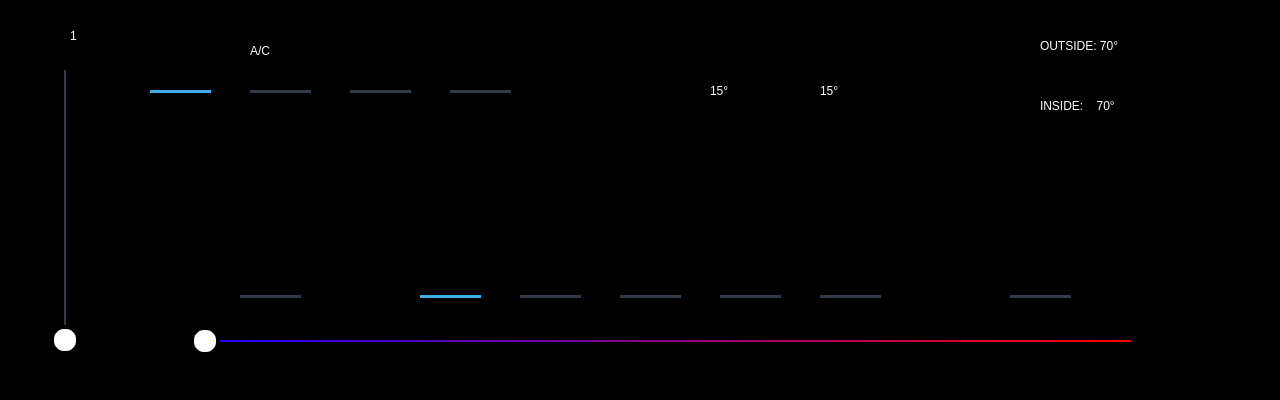
Above: Climate/coolUI.ui from walked22/Stacy before the change. Below: the same form after it.
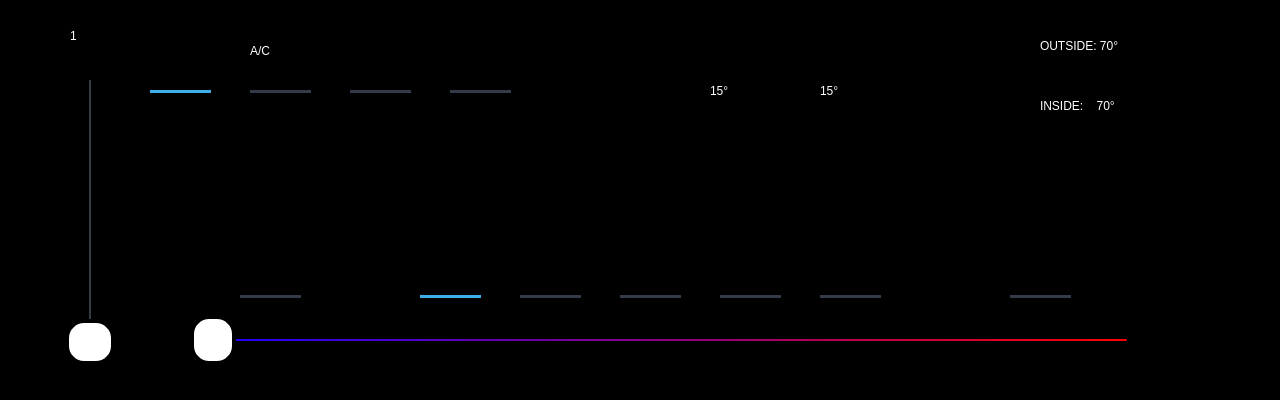
That is the form after the change. Icons and pictures are not drawn.

Commit message: upsized slider handles

Diff of the .ui file:
```diff
--- a/Climate/coolUI.ui
+++ b/Climate/coolUI.ui
@@ -32,9 +32,9 @@
    <widget class="QSlider" name="fanSlider">
     <property name="geometry">
      <rect>
-      <x>30</x>
-      <y>70</y>
-      <width>71</width>
+      <x>40</x>
+      <y>80</y>
+      <width>101</width>
       <height>285</height>
      </rect>
     </property>
@@ -42,27 +42,28 @@
      <string notr="true">QSlider::groove:vertical {
     border-radius: 1px;
     width: 2px;
-    margin: 20px;
+    margin: 24px;
     background-color: rgb(52, 59, 72);
 }
 
 QSlider::handle:vertical {
     background-color: rgb(255, 255, 255);
     border: 4px solid black;
-    height: 22px;
-    width: 22px;
-    margin: -20px -14px;
-    border-radius: 14px;
+    height: 38px;
+    width: 20px;
+    margin: -24px -24px;
+    border-radius: 19px;
+
 }
 QSlider::sub-page:vertical {
     width: 2px;
-    margin: 0px 20px; 
+    margin: 0px 24px; 
     background-color: rgb(52, 59, 72);
 }
 QSlider::add-page:vertical { 
 	background-color:  rgb(255, 255, 255); 
 	width: 2px;
-	margin: 0px 20px; 
+	margin: 0px 24px; 
 } </string>
     </property>
     <property name="maximum">
@@ -424,26 +425,26 @@
     <property name="geometry">
      <rect>
       <x>190</x>
-      <y>330</y>
+      <y>310</y>
       <width>961</width>
-      <height>22</height>
+      <height>61</height>
      </rect>
     </property>
     <property name="styleSheet">
      <string notr="true">QSlider::groove:horizontal {
     border-radius: 1px;
     height: 2px;
-    margin: 20px;
+    margin: 24px;
     background-color: qlineargradient(x1: 0, y1: 0, x2: 1, y2: 0, stop: 0 rgb(30, 0, 255), stop: 1 rgb(255, 0, 0));
 }
 
 QSlider::handle:horizontal {
     background-color: rgb(255, 255, 255);
     border: 4px solid black;
-    height: 22px;
-    width: 22px;
-    margin: -14px -20px;
-    border-radius: 14px;
+    height: 20px;
+    width: 38px;
+    margin: -24px -24px;
+    border-radius: 19px;
 }
 /*
 QSlider::sub-page:horizontal {
```
